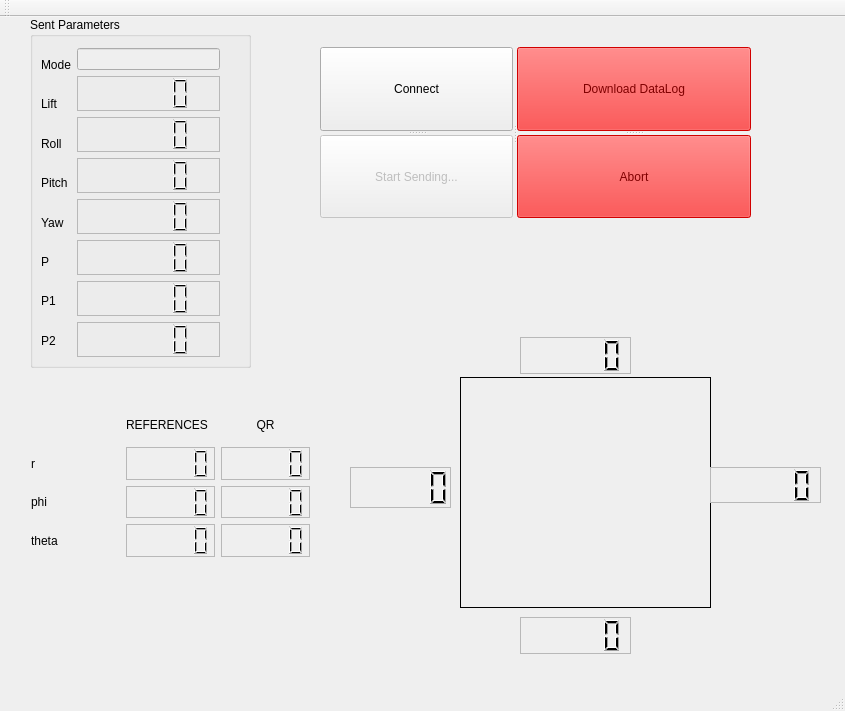
First picture: the form in pc/GUI/mainwindow.ui, repository Imara90/ERTS, before the edit.
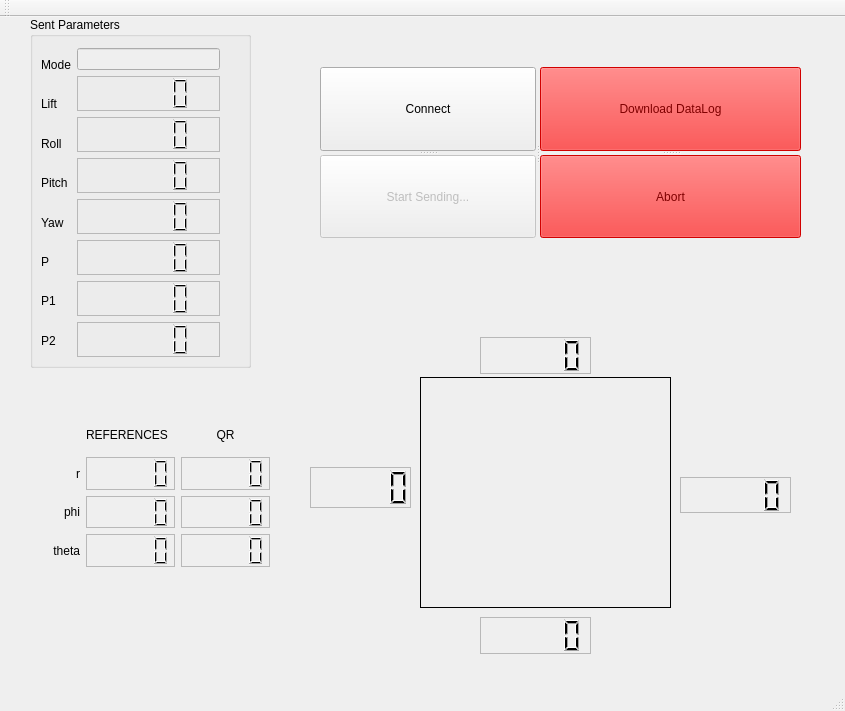
Second picture: the form after the edit. Icons and pictures are not drawn.

Patch:
```diff
--- a/pc/GUI/mainwindow.ui
+++ b/pc/GUI/mainwindow.ui
@@ -213,7 +213,7 @@
    <widget class="QLabel" name="QRImage">
     <property name="geometry">
      <rect>
-      <x>460</x>
+      <x>420</x>
       <y>360</y>
       <width>251</width>
       <height>231</height>
@@ -238,7 +238,7 @@
    <widget class="QLCDNumber" name="Pitch_2">
     <property name="geometry">
      <rect>
-      <x>520</x>
+      <x>480</x>
       <y>600</y>
       <width>111</width>
       <height>37</height>
@@ -257,8 +257,8 @@
    <widget class="QLCDNumber" name="Yaw_2">
     <property name="geometry">
      <rect>
-      <x>710</x>
-      <y>450</y>
+      <x>680</x>
+      <y>460</y>
       <width>111</width>
       <height>36</height>
      </rect>
@@ -276,7 +276,7 @@
    <widget class="QLCDNumber" name="Lift_2">
     <property name="geometry">
      <rect>
-      <x>520</x>
+      <x>480</x>
       <y>320</y>
       <width>111</width>
       <height>37</height>
@@ -295,7 +295,7 @@
    <widget class="QLCDNumber" name="Roll_2">
     <property name="geometry">
      <rect>
-      <x>350</x>
+      <x>310</x>
       <y>450</y>
       <width>101</width>
       <height>41</height>
@@ -314,8 +314,8 @@
    <widget class="QWidget" name="layoutWidget">
     <property name="geometry">
      <rect>
-      <x>20</x>
-      <y>380</y>
+      <x>-20</x>
+      <y>390</y>
       <width>301</width>
       <height>171</height>
      </rect>
@@ -338,6 +338,9 @@
          <property name="text">
           <string>r</string>
          </property>
+         <property name="alignment">
+          <set>Qt::AlignRight|Qt::AlignTrailing|Qt::AlignVCenter</set>
+         </property>
         </widget>
        </item>
        <item>
@@ -345,6 +348,9 @@
          <property name="text">
           <string>phi</string>
          </property>
+         <property name="alignment">
+          <set>Qt::AlignRight|Qt::AlignTrailing|Qt::AlignVCenter</set>
+         </property>
         </widget>
        </item>
        <item>
@@ -352,6 +358,9 @@
          <property name="text">
           <string>theta</string>
          </property>
+         <property name="alignment">
+          <set>Qt::AlignRight|Qt::AlignTrailing|Qt::AlignVCenter</set>
+         </property>
         </widget>
        </item>
       </layout>
@@ -468,8 +477,8 @@
     <property name="geometry">
      <rect>
       <x>320</x>
-      <y>30</y>
-      <width>431</width>
+      <y>50</y>
+      <width>481</width>
       <height>171</height>
      </rect>
     </property>
```
Left out of the diff: 33 changed lines with no effect on the pictures.
